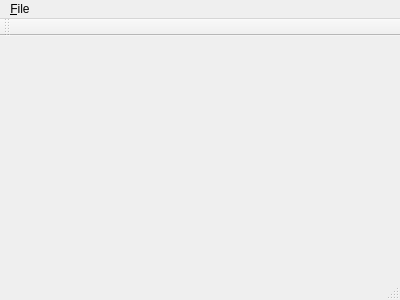
Qt form MainWindow.ui (domi4484/energia) before a commit.
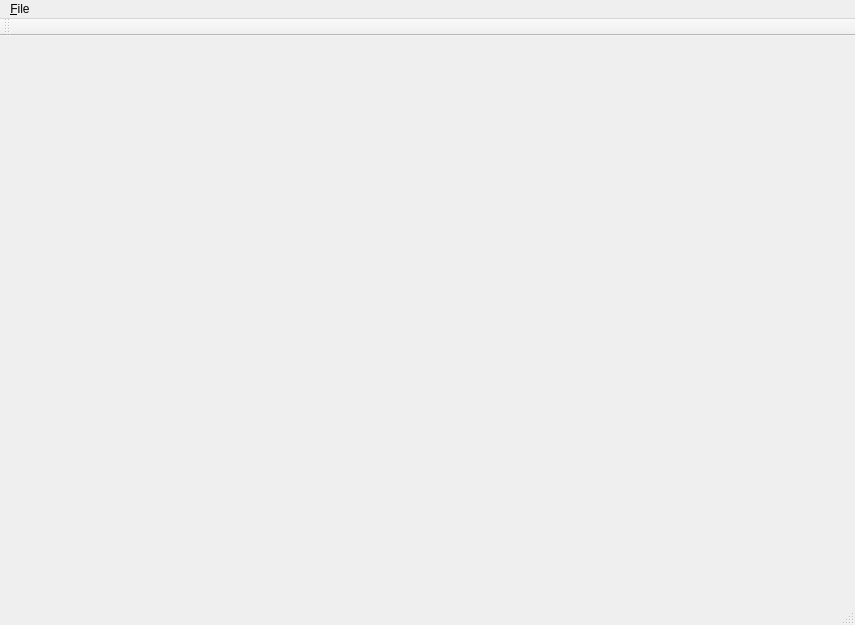
The same form after that commit.

Diff of the .ui file:
```diff
--- a/MainWindow.ui
+++ b/MainWindow.ui
@@ -6,8 +6,8 @@
    <rect>
     <x>0</x>
     <y>0</y>
-    <width>400</width>
-    <height>300</height>
+    <width>855</width>
+    <height>625</height>
    </rect>
   </property>
   <property name="windowTitle">
@@ -19,7 +19,7 @@
     <rect>
      <x>0</x>
      <y>0</y>
-     <width>400</width>
+     <width>855</width>
      <height>24</height>
     </rect>
    </property>
```
